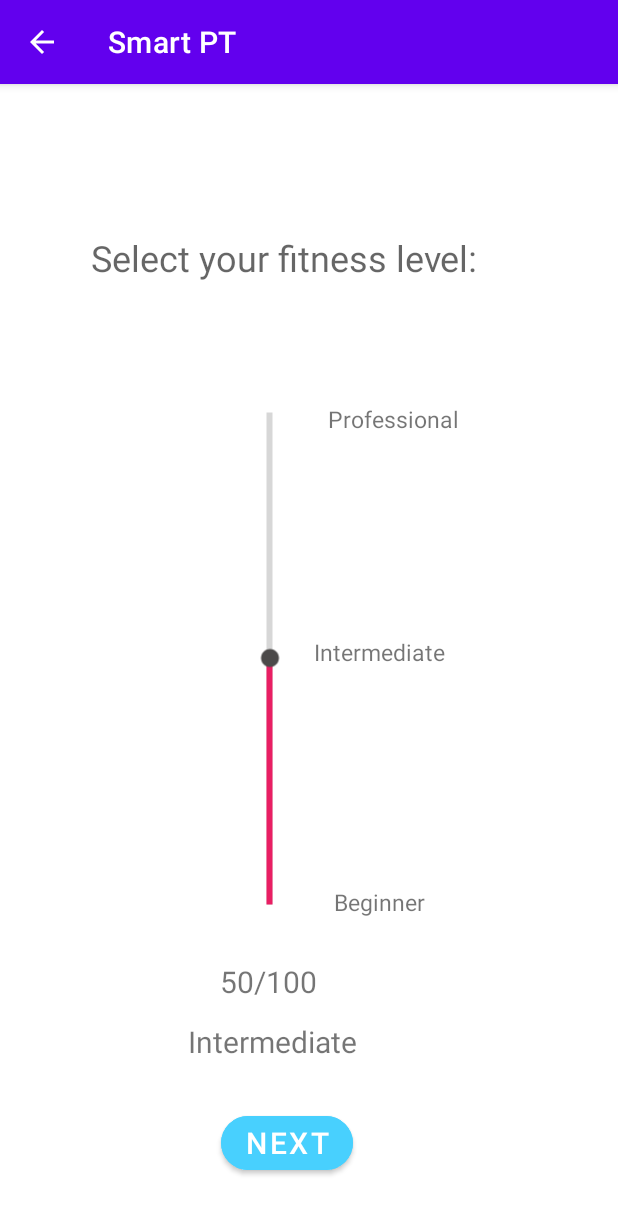
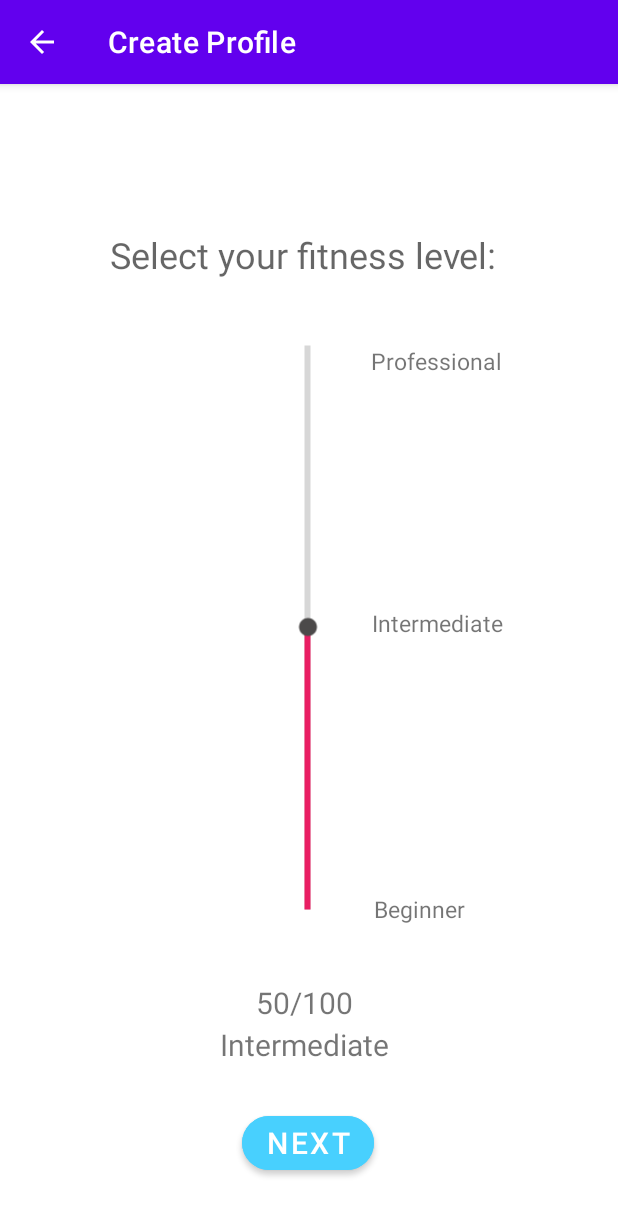
Before and after one commit to shahadd9/Smart-PT, an Android app: the FitnessLevel screen opened directly, with no data from a screen before it, on a phone screen of 412 x 824 dp. Shown: the top 1216 px of the screen. Run offline under Robolectric (Android 15) with nearby library versions, the light colour scheme and no system bars.

Commit message:
new commit

```diff
--- a/app/src/main/res/layout/activity_fitness_level.xml
+++ b/app/src/main/res/layout/activity_fitness_level.xml
@@ -9,8 +9,8 @@
     <SeekBar
         android:id="@+id/lvlSeekBar"
         style="?android:attr/progressBarStyleHorizontal"
-        android:layout_width="360dp"
-        android:layout_height="406dp"
+        android:layout_width="408dp"
+        android:layout_height="651dp"
         android:max="100"
         android:maxWidth="10dp"
         android:maxHeight="10dp"
@@ -20,10 +20,10 @@
         android:thumbTint="#4C4A4A"
         app:layout_constraintBottom_toBottomOf="parent"
         app:layout_constraintEnd_toEndOf="parent"
-        app:layout_constraintHorizontal_bias="0.0"
+        app:layout_constraintHorizontal_bias="0.333"
         app:layout_constraintStart_toStartOf="parent"
         app:layout_constraintTop_toTopOf="parent"
-        app:layout_constraintVertical_bias="0.498"
+        app:layout_constraintVertical_bias="0.312"
         app:tickMarkTintMode="add" />
 
     <TextView
@@ -35,23 +35,23 @@
         android:textSize="24dp"
         app:layout_constraintBottom_toBottomOf="parent"
         app:layout_constraintEnd_toEndOf="parent"
-        app:layout_constraintHorizontal_bias="0.408"
+        app:layout_constraintHorizontal_bias="0.496"
         app:layout_constraintStart_toStartOf="parent"
         app:layout_constraintTop_toTopOf="parent"
-        app:layout_constraintVertical_bias="0.136" />
+        app:layout_constraintVertical_bias="0.134" />
 
     <TextView
         android:id="@+id/lvl1"
         android:layout_width="wrap_content"
         android:layout_height="wrap_content"
         android:text="Beginner"
+        android:textSize="15dp"
         app:layout_constraintBottom_toBottomOf="parent"
         app:layout_constraintEnd_toEndOf="parent"
-        app:layout_constraintHorizontal_bias="0.633"
+        app:layout_constraintHorizontal_bias="0.71"
         app:layout_constraintStart_toStartOf="parent"
-        app:layout_constraintTop_toBottomOf="@+id/lvl2"
-        app:layout_constraintVertical_bias="0.406"
-        android:textSize="15dp"/>
+        app:layout_constraintTop_toTopOf="parent"
+        app:layout_constraintVertical_bias="0.722" />
 
     <TextView
         android:id="@+id/lvl2"
@@ -60,24 +60,24 @@
         android:text="Intermediate"
         android:textSize="15dp"
         app:layout_constraintBottom_toBottomOf="@+id/lvlSeekBar"
-        app:layout_constraintEnd_toEndOf="@+id/lvlSeekBar"
-        app:layout_constraintHorizontal_bias="0.768"
+        app:layout_constraintEnd_toEndOf="parent"
+        app:layout_constraintHorizontal_bias="0.764"
         app:layout_constraintStart_toStartOf="parent"
         app:layout_constraintTop_toBottomOf="@+id/lvl3"
-        app:layout_constraintVertical_bias="0.406" />
+        app:layout_constraintVertical_bias="0.325" />
 
     <TextView
         android:id="@+id/lvl3"
         android:layout_width="wrap_content"
         android:layout_height="wrap_content"
         android:text="Professional"
+        android:textSize="15dp"
         app:layout_constraintBottom_toBottomOf="parent"
         app:layout_constraintEnd_toEndOf="parent"
-        app:layout_constraintHorizontal_bias="0.674"
+        app:layout_constraintHorizontal_bias="0.762"
         app:layout_constraintStart_toStartOf="parent"
         app:layout_constraintTop_toTopOf="parent"
-        app:layout_constraintVertical_bias="0.285"
-        android:textSize="15dp"/>
+        app:layout_constraintVertical_bias="0.233" />
 
     <TextView
         android:id="@+id/seekBarValue"
@@ -87,10 +87,10 @@
         android:textSize="20dp"
         app:layout_constraintBottom_toBottomOf="parent"
         app:layout_constraintEnd_toEndOf="parent"
-        app:layout_constraintHorizontal_bias="0.423"
+        app:layout_constraintHorizontal_bias="0.492"
         app:layout_constraintStart_toStartOf="parent"
         app:layout_constraintTop_toTopOf="parent"
-        app:layout_constraintVertical_bias="0.789"
+        app:layout_constraintVertical_bias="0.808"
 
         />
 
@@ -102,10 +102,10 @@
         android:textSize="20dp"
         app:layout_constraintBottom_toBottomOf="parent"
         app:layout_constraintEnd_toEndOf="parent"
-        app:layout_constraintHorizontal_bias="0.419"
+        app:layout_constraintHorizontal_bias="0.489"
         app:layout_constraintStart_toStartOf="parent"
         app:layout_constraintTop_toTopOf="parent"
-        app:layout_constraintVertical_bias="0.843" />
+        app:layout_constraintVertical_bias="0.846" />
 
     <Button
         android:id="@+id/pickDaysBtn"
@@ -117,7 +117,7 @@
         app:cornerRadius="20dp"
         app:layout_constraintBottom_toBottomOf="parent"
         app:layout_constraintEnd_toEndOf="parent"
-        app:layout_constraintHorizontal_bias="0.454"
+        app:layout_constraintHorizontal_bias="0.498"
         app:layout_constraintStart_toStartOf="parent"
         app:layout_constraintTop_toTopOf="parent"
         app:layout_constraintVertical_bias="0.947" />
--- a/app/src/main/res/values/strings.xml
+++ b/app/src/main/res/values/strings.xml
@@ -1,3 +1,6 @@
 <resources>
     <string name="app_name">Smart PT</string>
+    <string name="n" />
+    <string name="Equipment">Equipment</string>
+    <string name="Profile">Create Profile</string>
 </resources>
```
Also changed, not shown: app/src/main/AndroidManifest.xml (+20 -6 lines), app/src/main/res/layout/activity_equipment.xml (+4 -5 lines), app/src/main/res/layout/activity_goal.xml (+11 -12 lines), app/src/main/res/layout/activity_training_days.xml (+3 -4 lines).
